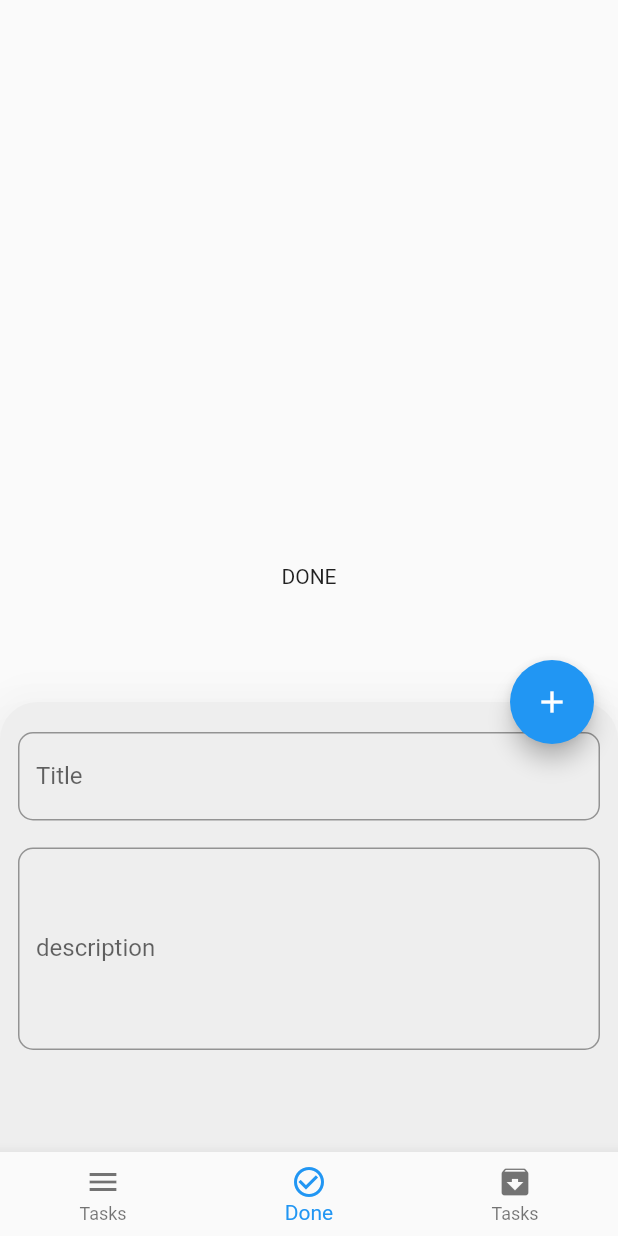
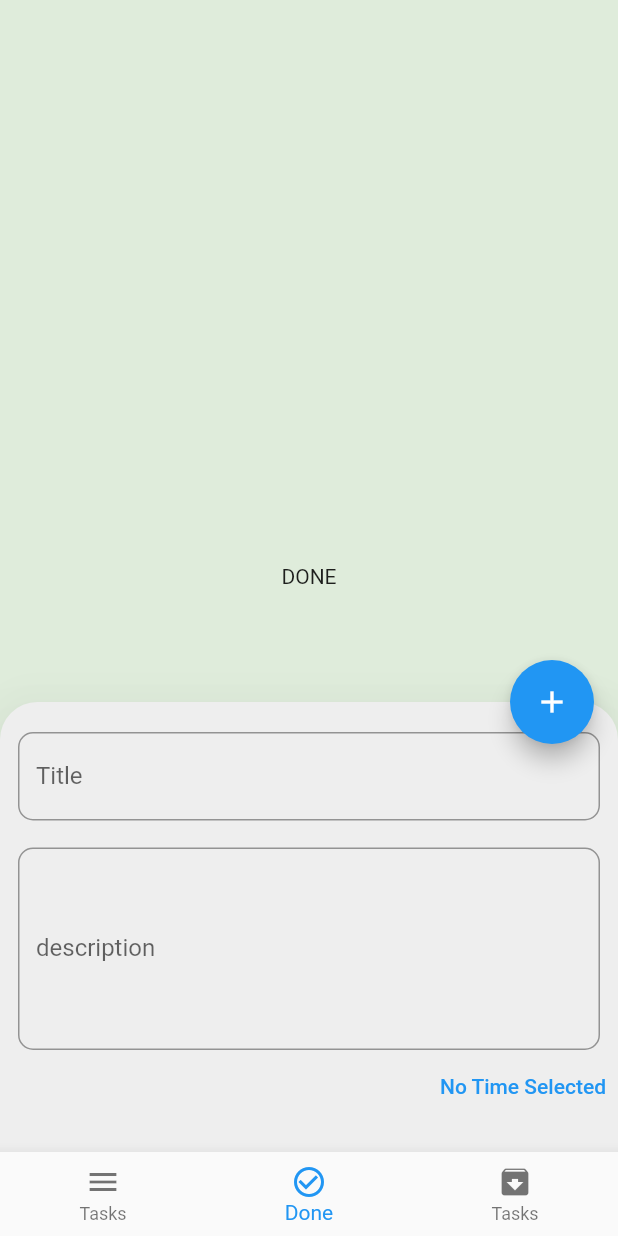
Before and after one commit to AhmedYasserabdelraziq/Todo-App, a Flutter app: the screen it shows after launch, item 2 of the bottom bar chosen, after a tap on the "arrow drop up" icon, on a phone screen of 412 x 824 dp. Run offline on Flutter 3.47's test engine with Material 2 defaults, Android fonts, the phone set to English and light mode, and no system bars; our stand-ins replace get_it, sqflite; accounts and stored records are empty.

Commit message:
fix updated data and bottom_sheet.dart

```diff
--- a/lib/eample.dart
+++ b/lib/eample.dart
@@ -55,9 +55,7 @@ class WeekDayList extends StatelessWidget {
       ),
       floatingActionButton: FloatingActionButton(
         onPressed: () {
-          setState(() {
-            now = now.add(const Duration(days: 1));
-          });
+          now = now.add(const Duration(days: 1));
         },
         child: const Icon(Icons.arrow_forward),
       ),
--- a/lib/screens/model/todo_model.dart
+++ b/lib/screens/model/todo_model.dart
@@ -6,11 +6,13 @@ class TodoModel {
   String id;
   final String title;
   final String description;
+  final String? dateTime;
 
   TodoModel({
     String? id,
     required this.title,
     required this.description,
+    this.dateTime,
   }) : id = id ?? const Uuid().v4();
 
   Map<String, dynamic> toMap() {
@@ -18,6 +20,7 @@ class TodoModel {
       'id': id,
       'title': title,
       'description': description,
+      'datetime': dateTime,
     };
   }
 
@@ -26,6 +29,7 @@ class TodoModel {
       id: map['id'] as String,
       title: map['title'] as String,
       description: map['description'] as String,
+      dateTime: map['datetime'],
     );
   }
 }
--- a/lib/screens/view/home_page.dart
+++ b/lib/screens/view/home_page.dart
@@ -3,6 +3,7 @@ import 'package:provider/provider.dart';
 import 'package:todo_app/screens/view/tasks_screen.dart';
 import 'package:todo_app/screens/view_model/tasks_view_model.dart';
 import 'package:todo_app/screens/widget/bottom_sheet.dart';
+import 'package:todo_app/utils/colors.dart';
 
 import '../base_view.dart';
 import '../model/todo_model.dart';
@@ -39,6 +40,7 @@ class _HomeViewState extends State<HomeView> {
       },
       builder: (ct, viewModel, _) {
         return Scaffold(
+          backgroundColor: AppColors.background,
           extendBodyBehindAppBar: true,
           key: key,
           body: screens[viewModel.currentNum],
@@ -73,14 +75,7 @@ class _HomeViewState extends State<HomeView> {
                 onPressed: () {
                   if (viewModel.update) {
                     print('this todoID2${todoModel!.id}');
-                    viewModel.updateData(
-                      TodoModel(
-                        id: todoModel!.id,
-                        title: viewModel.titleTaskController.text,
-                        description: viewModel.descriptionTaskController.text,
-                      ),
-                    );
-                    viewModel.getAllData();
+                    viewModel.updateData(todoModel!);
                     Navigator.of(context).pop();
                   } else {
                     if (viewModel.opened == true) {
@@ -97,7 +92,7 @@ class _HomeViewState extends State<HomeView> {
                                 topRight: Radius.circular(25),
                               ),
                             ),
-                            (context) => bottomSheetContent(viewModel),
+                            (context) => bottomSheetContent(viewModel, context),
                             backgroundColor: Colors.grey[200],
                           )
                           .closed
--- a/lib/screens/view/tasks_screen.dart
+++ b/lib/screens/view/tasks_screen.dart
@@ -2,6 +2,7 @@ import 'package:flutter/material.dart';
 import 'package:provider/provider.dart';
 import 'package:todo_app/screens/model/todo_model.dart';
 import 'package:todo_app/screens/view_model/tasks_view_model.dart';
+import 'package:todo_app/screens/widget/day_card.dart';
 import 'package:todo_app/screens/widget/task_card.dart';
 import 'package:todo_app/utils/colors.dart';
 import 'package:todo_app/utils/extintions.dart';
@@ -22,8 +23,10 @@ class TasksScreen extends StatelessWidget {
       'Done Tasks',
       'Archived Tasks',
     ];
-    var viewModel = Provider.of<TasksViewModel>(context, listen: true);
-    return Column(
+    var viewModel = Provider.of<TasksViewModel>(context);
+    return Stack(
+      children: [
+        Column(
           children: [
             CustomAppbar(
               title: 'To Do List',
@@ -31,19 +34,25 @@ class TasksScreen extends StatelessWidget {
               backgroundColor: AppColors.primary,
             ),
             Expanded(
+              child: Padding(
+                padding:
+                    const EdgeInsets.only(right: 10.0, left: 10.0, top: 70),
                 child: SingleChildScrollView(
+                  physics: const BouncingScrollPhysics(),
                   child: Column(
                     mainAxisSize: MainAxisSize.min,
                     children: [
-                Padding(
-                  padding: const EdgeInsets.all(10.0),
-                  child: Wrap(
+                      Wrap(
                         children: List.generate(
                           viewModel.todos.length,
-                      (index) => BuildCard(
-                        index: index,
-                        viewModel: viewModel,
+                          (index) => Padding(
+                            padding:
+                                const EdgeInsets.symmetric(horizontal: 8.0),
+                            child: BuildCard(
+                              viewModel: viewModel.todos[index],
                             ).onTap(() {
+                              viewModel
+                                  .currentDataToUpdated(viewModel.todos[index]);
                               todo(viewModel.todos[index]);
                               if (viewModel.update) {
                               } else {
@@ -58,36 +67,31 @@ class TasksScreen extends StatelessWidget {
                     ],
                   ),
                 ),
-        )
+              ),
+            ),
+          ],
+        ),
+        Positioned(
+          top: 180,
+          child: SizedBox(
+            height: 117,
+            width: 500,
+            child: Row(
+              children: List.generate(
+                5,
+                (index) {
+                  DateTime? dayToShow = now.add(Duration(days: index));
+                  return DayCard(
+                    dayToShow: dayToShow,
+                    color: AppColors.primary,
+                    text: viewModel.weekDayName(dayToShow.weekday),
+                  );
+                },
+              ),
+            ),
+          ),
+        ),
       ],
     );
   }
 }
-// Stack
-// (
-// children: [
-// Column(
-// children: [
-
-// ],
-// ),
-// Positioned(
-// top: 180,
-// child: SizedBox(
-// height: 117,
-// width: 500,
-// child: ListView.builder(
-// itemCount: 5,
-// itemBuilder: (context, index) {
-// DateTime? dayToShow = now.add(Duration(days: index));
-// return DayCard(dayToShow: dayToShow);
-// },
-// scrollDirection: Axis.horizontal,
-// ),
-// ),
-// )
-// ,
-// ]
-// ,
-// )
-// ,
--- a/lib/screens/widget/bottom_sheet.dart
+++ b/lib/screens/widget/bottom_sheet.dart
@@ -13,14 +13,14 @@ buildBottomSheet(TasksViewModel viewModel, BuildContext context) {
       ),
       context: context,
       builder: (c) {
-        return bottomSheetContent(viewModel);
+        return bottomSheetContent(viewModel, context);
       }).closed.then((value) {
     viewModel.closeUpdatedBottomSheet();
     print(viewModel.update);
   });
 }
 
-bottomSheetContent(TasksViewModel viewModel) {
+bottomSheetContent(TasksViewModel viewModel, BuildContext context) {
   return SizedBox(
     height: 300,
     child: Padding(
@@ -68,6 +68,19 @@ bottomSheetContent(TasksViewModel viewModel) {
                   hintText: 'add todo description'),
             ),
           ),
+          Row(
+            mainAxisAlignment: MainAxisAlignment.end,
+            children: [
+              TextButton(
+                onPressed: () {
+                  viewModel.selectDate(context);
+                },
+                child: Text(viewModel.dateOfTask != null
+                    ? viewModel.formatTimeOfDay(viewModel.dateOfTask!)
+                    : 'No Time Selected'),
+              )
+            ],
+          )
         ],
       ),
     ),
--- a/lib/screens/widget/day_card.dart
+++ b/lib/screens/widget/day_card.dart
@@ -22,13 +22,15 @@ class DayCard extends StatelessWidget {
           padding: const EdgeInsets.all(8.0),
           child: Column(
             children: [
-              Text(
-                text,
-                style: TextStyle(
-                  fontSize: dayToShow.day == DateTime.now().day ? 20 : 11,
-                  color: dayToShow.day == DateTime.now().day
-                      ? color
-                      : Colors.black87,
+              FittedBox(
+                child: Text(
+                  text,
+                  style: TextStyle(
+                    fontSize: dayToShow.day == DateTime.now().day ? 50 : 11,
+                    color: dayToShow.day == DateTime.now().day
+                        ? color
+                        : Colors.black87,
+                  ),
                 ),
               ),
               const SizedBox(
--- a/lib/services/local_services.dart
+++ b/lib/services/local_services.dart
@@ -17,14 +17,14 @@ class LocalServices {
 
   Future<Database> _initDatabase() async {
     final dbPath = await getDatabasesPath();
-    final path = join(dbPath, 'todoDb.db');
+    final path = join(dbPath, 'todoDB.db');
 
     return openDatabase(
       path,
-      version: 1,
+      version: 2,
       onCreate: (db, version) async {
         await db.execute(
-          'CREATE TABLE TodoModel (id TEXT NOT NULL, title TEXT NOT NULL, description TEXT NOT NULL);',
+          'CREATE TABLE Todoo (id TEXT NOT NULL, title TEXT NOT NULL, description TEXT NOT NULL, datetime TEXT NOT NULL);',
         );
       },
     );
@@ -34,7 +34,7 @@ class LocalServices {
     final db = await database;
 
     await db.insert(
-      'TodoModel',
+      'Todoo',
       todo.toMap(),
       conflictAlgorithm: ConflictAlgorithm.replace,
     );
@@ -48,7 +48,7 @@ class LocalServices {
     final db = await database;
 
     await db.update(
-      'TodoModel',
+      'Todoo',
       todo.toMap(),
       where: 'id = ?',
       whereArgs: [todo.id],
@@ -59,7 +59,7 @@ class LocalServices {
     try {
       final db = await database;
       var delete = await db.delete(
-        'TodoModel',
+        'Todoo',
         where: 'id=?',
         whereArgs: [todo.id],
       );
@@ -71,7 +71,7 @@ class LocalServices {
 
   Future<List<TodoModel>> getAllTodos() async {
     final db = await database;
-    final List<Map<String, dynamic>> maps = await db.query('TodoModel');
+    final List<Map<String, dynamic>> maps = await db.query('Todoo');
 
     return List.generate(maps.length, (i) => TodoModel.fromMap(maps[i]));
   }
```
Also changed, not shown: lib/screens/view_model/tasks_view_model.dart (+89 -8 lines), lib/screens/widget/task_card.dart (+31 -28 lines). Lines whose indentation alone changed are shown as unchanged.
